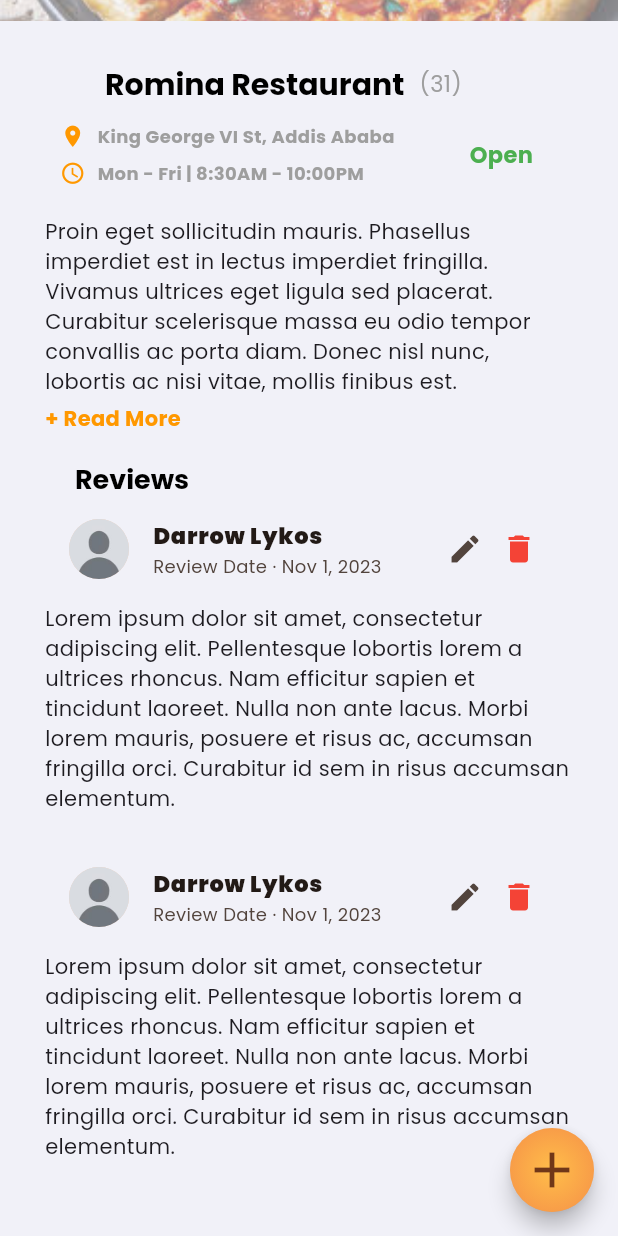
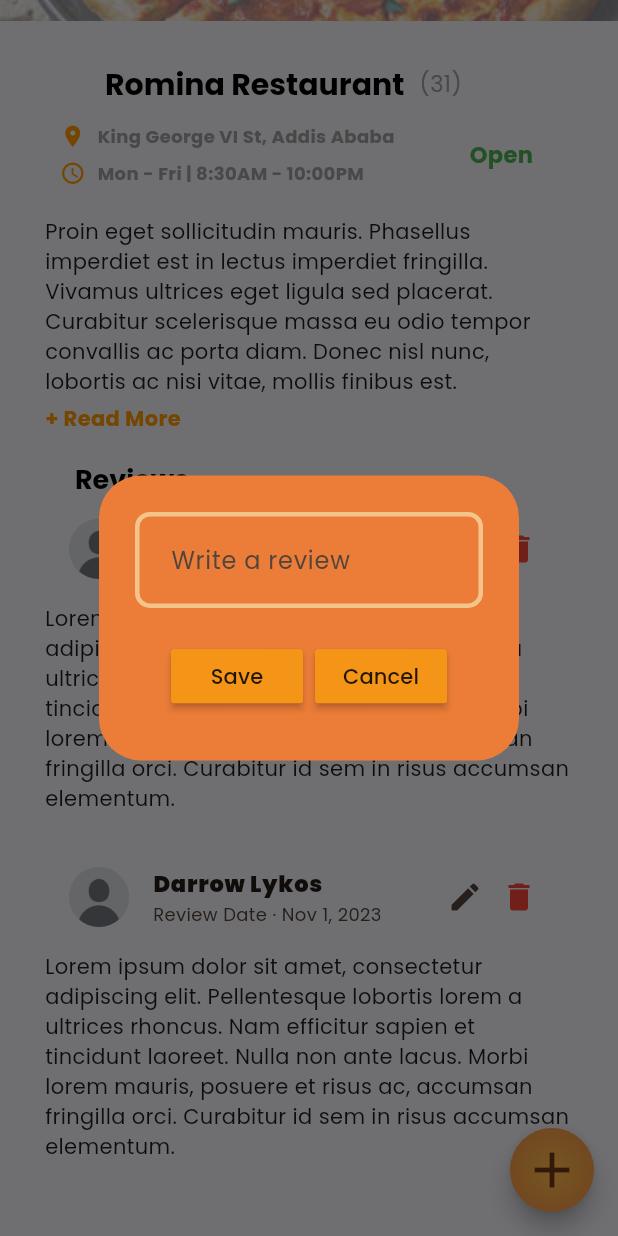
Before and after one commit to SimonDerejeW/flutter-2024-proj, a Flutter app: the RestaurantPage screen opened by its route, scrolled down 186 dp, after a tap on the "add" icon, on a phone screen of 412 x 824 dp. Run offline on Flutter 3.47's test engine with Material 3 defaults, Android fonts, the phone set to English and light mode, and no system bars; our stand-ins replace google_fonts.

Commit message:
Add createNewComment popup function to RestaurantPage

```diff
--- a/restaurant_review/lib/presentation/screens/Restaurant_page.dart
+++ b/restaurant_review/lib/presentation/screens/Restaurant_page.dart
@@ -1,9 +1,29 @@
 import 'package:flutter/material.dart';
+import 'package:restaurant_review/presentation/widgets/dialog_box.dart';
 import '../widgets/list_tile.dart';
 import '../widgets/comments.dart';
 import '../widgets/user_tile.dart';
 
-class RestaurantPage extends StatelessWidget {
+class RestaurantPage extends StatefulWidget {
+  @override
+  State<RestaurantPage> createState() => _RestaurantPageState();
+}
+
+class _RestaurantPageState extends State<RestaurantPage> {
+  void cancelTask(){
+      Navigator.of(context).pop();
+  }
+
+  void createNewComment (){
+    showDialog(
+      context: context,
+      builder: (context) {
+        return DialogBox(
+          onCancel: cancelTask,
+        );
+      },);
+  }
+
   Widget build(BuildContext context) {
     return Scaffold(
       body: SizedBox(
@@ -129,7 +149,7 @@ class RestaurantPage extends StatelessWidget {
         ])),
       ),
       floatingActionButton: FloatingActionButton(
-        onPressed: () {},
+        onPressed: createNewComment,
         shape: CircleBorder(),
         child: Container(
           width: 60,
--- /dev/null
+++ b/restaurant_review/lib/presentation/widgets/dialog_box.dart
@@ -0,0 +1,47 @@
+import 'package:flutter/material.dart';
+import 'package:restaurant_review/presentation/widgets/my_button.dart';
+// import 'package:todo_app/components/my_button.dart';
+class DialogBox extends StatelessWidget {
+  // final controller;
+  // VoidCallback onSave;
+  VoidCallback onCancel;
+
+
+  DialogBox({super.key , required this.onCancel});
+
+  @override
+  Widget build(BuildContext context) {
+    return AlertDialog(
+      backgroundColor: Color.fromRGBO(235, 125, 56,1),
+      content:
+          Container(
+            height: 150,
+            child: Column(
+              mainAxisAlignment: MainAxisAlignment.spaceEvenly,
+              children: [
+                TextField(
+
+                  decoration: InputDecoration(
+                    hintText: "Write a review",
+                    border: OutlineInputBorder(
+                      borderSide: BorderSide(color: Colors.amber)
+                    ),
+
+                  ),
+                ),
+
+          SizedBox(height: 5),
+          Row(
+            mainAxisAlignment: MainAxisAlignment.center,
+            children: [
+              MyDialogButton(text: "Save", onPressed: () {}),
+              SizedBox(width: 8,),
+              MyDialogButton(text: "Cancel", onPressed: onCancel),
+            ],
+          )]
+
+    )
+    )
+    );
+  }
+}
--- /dev/null
+++ b/restaurant_review/lib/presentation/widgets/my_button.dart
@@ -0,0 +1,17 @@
+import 'package:flutter/material.dart';
+class MyDialogButton extends StatelessWidget {
+  final String text;
+  VoidCallback onPressed;
+
+
+  MyDialogButton({super.key , required this.text , required this.onPressed});
+
+  @override
+  Widget build(BuildContext context) {
+    return MaterialButton(
+      onPressed: onPressed,
+      color: Color.fromARGB(255, 245, 149, 24),
+      child: Text(text),
+    );
+  }
+}
```
